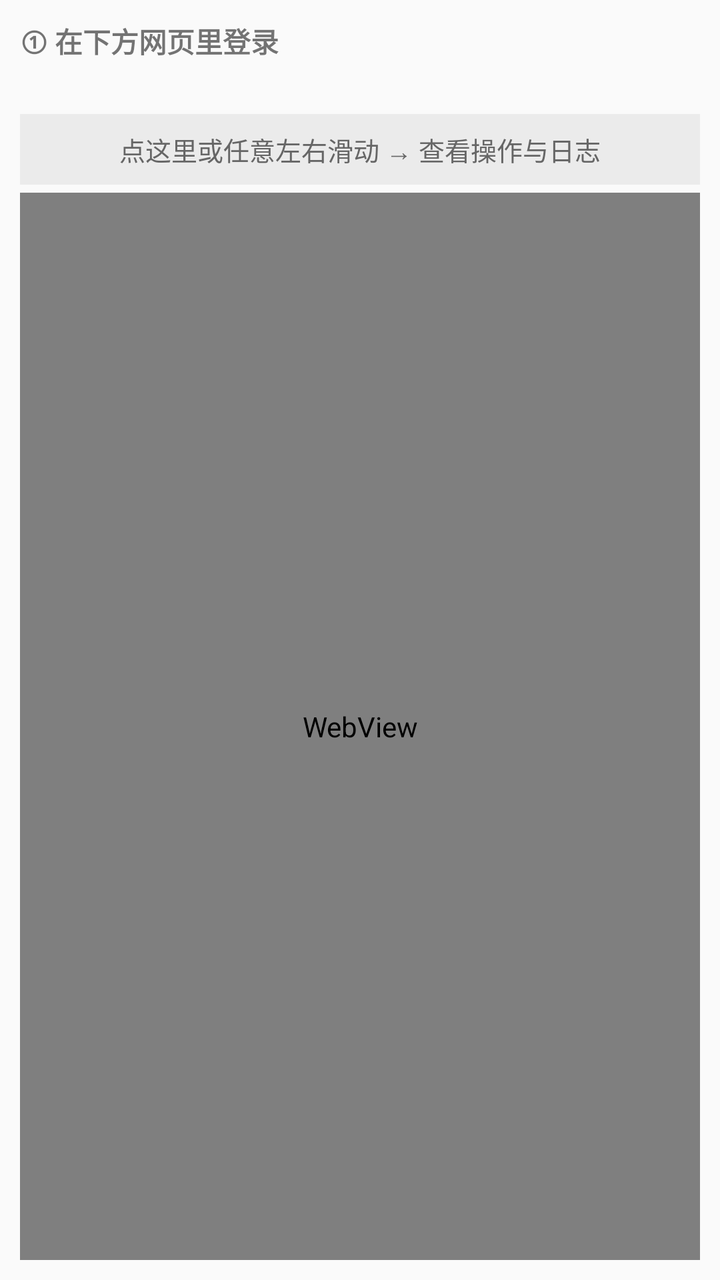
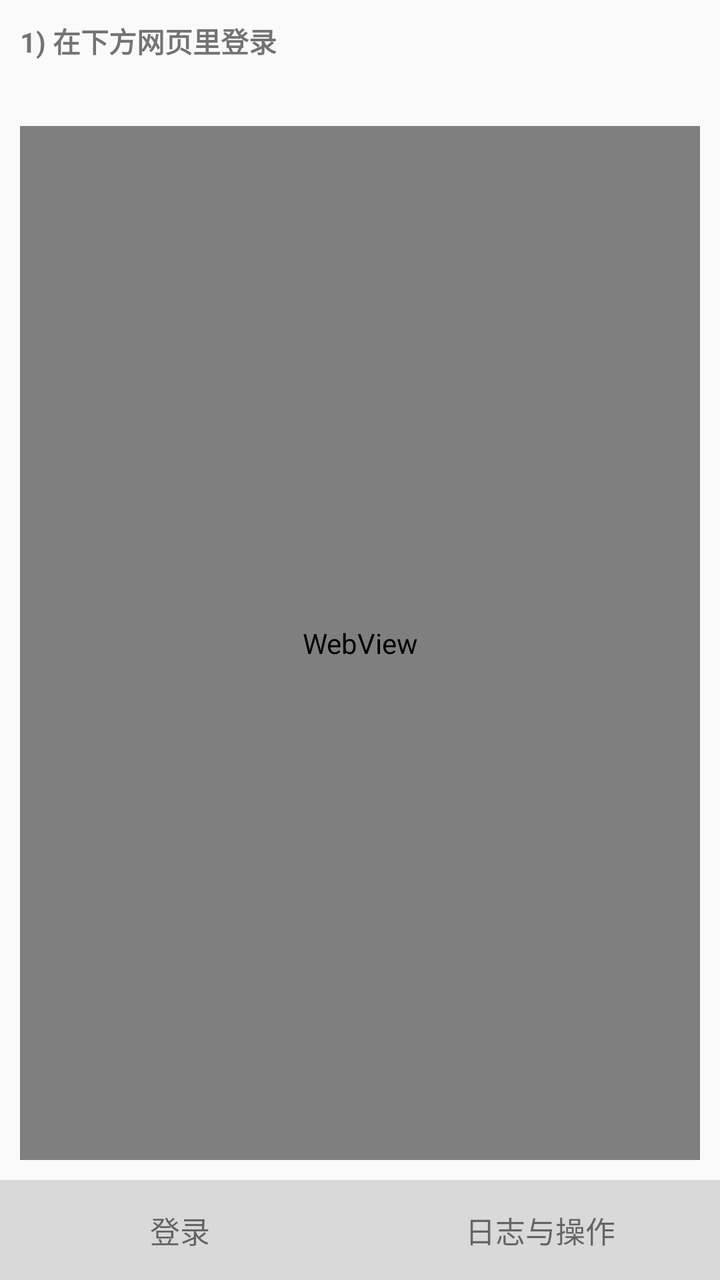

Before-and-after screenshots of an Android layout around one commit, followed by the original layout XML and the change that was made.
<!-- AndroidManifest.xml: application theme Theme.AppCompat.DayNight.NoActionBar -->
<!-- res/layout/activity_main.xml -->
<?xml version="1.0" encoding="utf-8"?>
<ViewFlipper xmlns:android="http://schemas.android.com/apk/res/android"
    android:id="@+id/flipper"
    android:layout_width="match_parent"
    android:layout_height="match_parent">

    
    <LinearLayout
        android:layout_width="match_parent"
        android:layout_height="match_parent"
        android:orientation="vertical"
        android:padding="10dp">

        <TextView
            android:id="@+id/tvStatus"
            android:layout_width="match_parent"
            android:layout_height="wrap_content"
            android:textSize="14sp"
            android:textStyle="bold"
            android:text="① 在下方网页里登录" />

        <TextView
            android:id="@+id/tvAddr"
            android:layout_width="match_parent"
            android:layout_height="wrap_content"
            android:textSize="15sp"
            android:paddingTop="6dp"
            android:textColor="#0a7d00"
            android:text="" />

        
        <TextView
            android:id="@+id/tvSwipeHint"
            android:layout_width="match_parent"
            android:layout_height="wrap_content"
            android:paddingTop="8dp"
            android:paddingBottom="8dp"
            android:textSize="13sp"
            android:textColor="#666666"
            android:background="#0f000000"
            android:gravity="center"
            android:text="点这里或任意左右滑动 → 查看操作与日志" />

        <WebView
            android:id="@+id/web"
            android:layout_width="match_parent"
            android:layout_height="0dp"
            android:layout_weight="1"
            android:layout_marginTop="4dp" />
    </LinearLayout>

    
    <LinearLayout
        android:layout_width="match_parent"
        android:layout_height="match_parent"
        android:orientation="vertical"
        android:padding="10dp">

        <TextView
            android:layout_width="match_parent"
            android:layout_height="wrap_content"
            android:textSize="14sp"
            android:textStyle="bold"
            android:text="操作与日志" />

        <TextView
            android:id="@+id/tvAddr2"
            android:layout_width="match_parent"
            android:layout_height="wrap_content"
            android:textSize="15sp"
            android:paddingTop="6dp"
            android:textColor="#0a7d00"
            android:text="" />

        <LinearLayout
            android:layout_width="match_parent"
            android:layout_height="wrap_content"
            android:orientation="horizontal"
            android:paddingTop="8dp">

            <Button
                android:id="@+id/btnGrab"
                android:layout_width="0dp"
                android:layout_height="wrap_content"
                android:layout_weight="1"
                android:text="抓取 Token" />

            <Button
                android:id="@+id/btnToggle"
                android:layout_width="0dp"
                android:layout_height="wrap_content"
                android:layout_weight="1"
                android:text="开启共享" />
        </LinearLayout>

        <LinearLayout
            android:layout_width="match_parent"
            android:layout_height="wrap_content"
            android:orientation="horizontal"
            android:paddingTop="4dp">

            <Button
                android:id="@+id/btnClearLog"
                android:layout_width="0dp"
                android:layout_height="wrap_content"
                android:layout_weight="1"
                android:text="清空日志" />

            <Button
                android:id="@+id/btnBack"
                android:layout_width="0dp"
                android:layout_height="wrap_content"
                android:layout_weight="1"
                android:text="返回登录页" />
        </LinearLayout>

        <TextView
            android:id="@+id/tvLog"
            android:layout_width="match_parent"
            android:layout_height="0dp"
            android:layout_weight="1"
            android:layout_marginTop="6dp"
            android:background="#14000000"
            android:padding="6dp"
            android:textSize="11sp"
            android:typeface="monospace"
            android:textColor="#333333"
            android:scrollbars="vertical"
            android:text="（暂无日志）" />
    </LinearLayout>
</ViewFlipper>
<!-- resources referenced by this layout -->
<resources>

</resources>

<!-- the commit's change to res/layout/activity_main.xml (unified diff, before → after) -->
@@ -1,131 +1,129 @@
 <?xml version="1.0" encoding="utf-8"?>
-<ViewFlipper xmlns:android="http://schemas.android.com/apk/res/android"
-    android:id="@+id/flipper"
+<LinearLayout xmlns:android="http://schemas.android.com/apk/res/android"
     android:layout_width="match_parent"
-    android:layout_height="match_parent">
+    android:layout_height="match_parent"
+    android:orientation="vertical">
+
+    <ViewFlipper
+        android:id="@+id/flipper"
+        android:layout_width="match_parent"
+        android:layout_height="0dp"
+        android:layout_weight="1">
+
+        
+        <LinearLayout
+            android:layout_width="match_parent"
+            android:layout_height="match_parent"
+            android:orientation="vertical"
+            android:padding="10dp">
+
+            <TextView
+                android:id="@+id/tvStatus"
+                android:layout_width="match_parent"
+                android:layout_height="wrap_content"
+                android:textSize="14sp"
+                android:textStyle="bold"
+                android:text="1) 在下方网页里登录" />
+
+            <TextView
+                android:id="@+id/tvAddr"
+                android:layout_width="match_parent"
+                android:layout_height="wrap_content"
+                android:textSize="15sp"
+                android:paddingTop="6dp"
+                android:textColor="#0a7d00"
+                android:text="" />
+
+            <WebView
+                android:id="@+id/web"
+                android:layout_width="match_parent"
+                android:layout_height="0dp"
+                android:layout_weight="1"
+                android:layout_marginTop="6dp" />
+        </LinearLayout>
+
+        
+        <LinearLayout
+            android:layout_width="match_parent"
+            android:layout_height="match_parent"
+            android:orientation="vertical"
+            android:padding="10dp">
+
+            <TextView
+                android:id="@+id/tvAddr2"
+                android:layout_width="match_parent"
+                android:layout_height="wrap_content"
+                android:textSize="15sp"
+                android:textColor="#0a7d00"
+                android:text="" />
+
+            <LinearLayout
+                android:layout_width="match_parent"
+                android:layout_height="wrap_content"
+                android:orientation="horizontal"
+                android:paddingTop="8dp">
+
+                <Button
+                    android:id="@+id/btnGrab"
+                    android:layout_width="0dp"
+                    android:layout_height="wrap_content"
+                    android:layout_weight="1"
+                    android:text="抓取 Token" />
+
+                <Button
+                    android:id="@+id/btnToggle"
+                    android:layout_width="0dp"
+                    android:layout_height="wrap_content"
+                    android:layout_weight="1"
+                    android:text="开启共享" />
+
+                <Button
+                    android:id="@+id/btnClearLog"
+                    android:layout_width="0dp"
+                    android:layout_height="wrap_content"
+                    android:layout_weight="1"
+                    android:text="清空日志" />
+            </LinearLayout>
+
+            <TextView
+                android:id="@+id/tvLog"
+                android:layout_width="match_parent"
+                android:layout_height="0dp"
+                android:layout_weight="1"
+                android:layout_marginTop="6dp"
+                android:background="#14000000"
+                android:padding="6dp"
+                android:textSize="11sp"
+                android:typeface="monospace"
+                android:textColor="#333333"
+                android:scrollbars="vertical"
+                android:text="(暂无日志)" />
+        </LinearLayout>
+    </ViewFlipper>
 
     
     <LinearLayout
         android:layout_width="match_parent"
-        android:layout_height="match_parent"
-        android:orientation="vertical"
-        android:padding="10dp">
+        android:layout_height="50dp"
+        android:orientation="horizontal"
+        android:background="#22000000">
 
         <TextView
-            android:id="@+id/tvStatus"
-            android:layout_width="match_parent"
-            android:layout_height="wrap_content"
-            android:textSize="14sp"
-            android:textStyle="bold"
-            android:text="① 在下方网页里登录" />
+            android:id="@+id/tabLogin"
+            android:layout_width="0dp"
+            android:layout_height="match_parent"
+            android:layout_weight="1"
+            android:gravity="center"
+            android:textSize="15sp"
+            android:text="登录" />
 
         <TextView
-            android:id="@+id/tvAddr"
-            android:layout_width="match_parent"
-            android:layout_height="wrap_content"
+            android:id="@+id/tabTools"
+            android:layout_width="0dp"
+            android:layout_height="match_parent"
+            android:layout_weight="1"
+            android:gravity="center"
             android:textSize="15sp"
-            android:paddingTop="6dp"
-            android:textColor="#0a7d00"
-            android:text="" />
-
-        
-        <TextView
-            android:id="@+id/tvSwipeHint"
-            android:layout_width="match_parent"
-            android:layout_height="wrap_content"
-            android:paddingTop="8dp"
-            android:paddingBottom="8dp"
-            android:textSize="13sp"
-            android:textColor="#666666"
-            android:background="#0f000000"
-            android:gravity="center"
-            android:text="点这里或任意左右滑动 → 查看操作与日志" />
-
-        <WebView
-            android:id="@+id/web"
-            android:layout_width="match_parent"
-            android:layout_height="0dp"
-            android:layout_weight="1"
-            android:layout_marginTop="4dp" />
+            android:text="日志与操作" />
     </LinearLayout>
-
-    
-    <LinearLayout
-        android:layout_width="match_parent"
-        android:layout_height="match_parent"
-        android:orientation="vertical"
-        android:padding="10dp">
-
-        <TextView
-            android:layout_width="match_parent"
-            android:layout_height="wrap_content"
-            android:textSize="14sp"
-            android:textStyle="bold"
-            android:text="操作与日志" />
-
-        <TextView
-            android:id="@+id/tvAddr2"
-            android:layout_width="match_parent"
-            android:layout_height="wrap_content"
-            android:textSize="15sp"
-            android:paddingTop="6dp"
-            android:textColor="#0a7d00"
-            android:text="" />
-
-        <LinearLayout
-            android:layout_width="match_parent"
-            android:layout_height="wrap_content"
-            android:orientation="horizontal"
-            android:paddingTop="8dp">
-
-            <Button
-                android:id="@+id/btnGrab"
-                android:layout_width="0dp"
-                android:layout_height="wrap_content"
-                android:layout_weight="1"
-                android:text="抓取 Token" />
-
-            <Button
-                android:id="@+id/btnToggle"
-                android:layout_width="0dp"
-                android:layout_height="wrap_content"
-                android:layout_weight="1"
-                android:text="开启共享" />
-        </LinearLayout>
-
-        <LinearLayout
-            android:layout_width="match_parent"
-            android:layout_height="wrap_content"
-            android:orientation="horizontal"
-            android:paddingTop="4dp">
-
-            <Button
-                android:id="@+id/btnClearLog"
-                android:layout_width="0dp"
-                android:layout_height="wrap_content"
-                android:layout_weight="1"
-                android:text="清空日志" />
-
-            <Button
-                android:id="@+id/btnBack"
-                android:layout_width="0dp"
-                android:layout_height="wrap_content"
-                android:layout_weight="1"
-                android:text="返回登录页" />
-        </LinearLayout>
-
-        <TextView
-            android:id="@+id/tvLog"
-            android:layout_width="match_parent"
-            android:layout_height="0dp"
-            android:layout_weight="1"
-            android:layout_marginTop="6dp"
-            android:background="#14000000"
-            android:padding="6dp"
-            android:textSize="11sp"
-            android:typeface="monospace"
-            android:textColor="#333333"
-            android:scrollbars="vertical"
-            android:text="（暂无日志）" />
-    </LinearLayout>
-</ViewFlipper>
+</LinearLayout>
